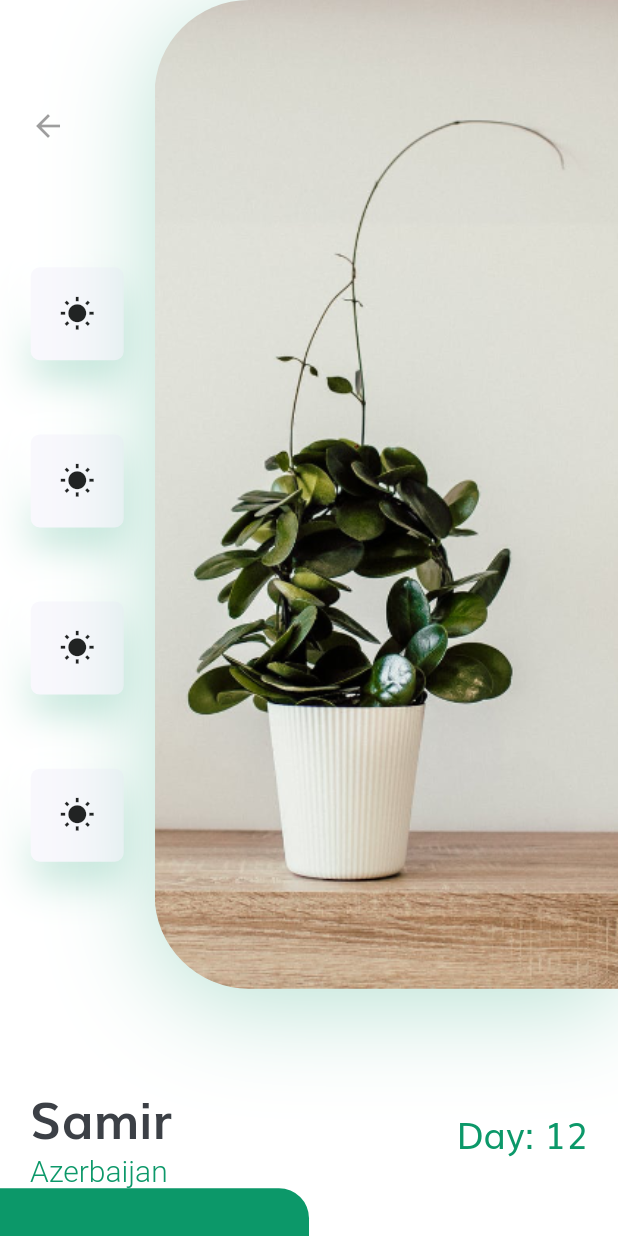
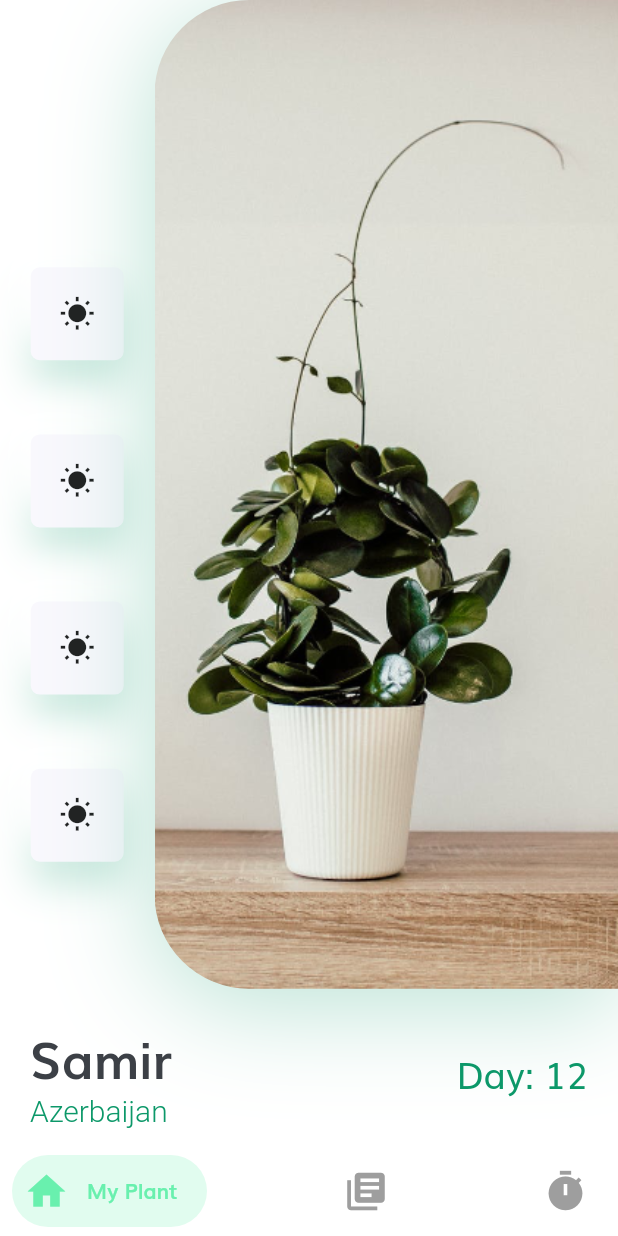
Before and after one commit to samiraliyev573/flower-cart, a Flutter app: the PlantScreen screen opened directly, on a phone screen of 412 x 824 dp. Run offline on Flutter 3.47's test engine with Material 2 defaults, Android fonts, the phone set to English and light mode, and no system bars; drawn by our look-alikes of bottom_navy_bar.

Commit message:
Bottom Navigation Bar

```diff
--- a/flowercart/lib/Screens/components/image_and_icons.dart
+++ b/flowercart/lib/Screens/components/image_and_icons.dart
@@ -11,7 +11,7 @@ class ImageAndIcons extends StatelessWidget {
   Widget build(BuildContext context) {
     Size size = MediaQuery.of(context).size;
     return Padding(
-      padding: const EdgeInsets.only(bottom: kDefaultPadding * 3),
+      padding: const EdgeInsets.only(bottom: kDefaultPadding),
       child: SizedBox(
         height: size.height * 0.8,
         child: Row(
@@ -22,14 +22,6 @@ class ImageAndIcons extends StatelessWidget {
                     const EdgeInsets.symmetric(vertical: kDefaultPadding * 3),
                 child: Column(
                   children: [
-                    Align(
-                      alignment: Alignment.topLeft,
-                      child: IconButton(
-                        padding:
-                            EdgeInsets.symmetric(horizontal: kDefaultPadding),
-                        icon: Icon(Icons.arrow_back),
-                      ),
-                    ),
                     Spacer(),
                     IconCard(),
                     IconCard(),
--- a/flowercart/lib/Screens/plant_body.dart
+++ b/flowercart/lib/Screens/plant_body.dart
@@ -17,38 +17,6 @@ class PlantBody extends StatelessWidget {
             country: "Azerbaijan",
             day: 12,
           ),
-          Row(
-            children: [
-              SizedBox(
-                width: size.width / 2,
-                height: 84,
-                child: FlatButton(
-                  shape: RoundedRectangleBorder(
-                    borderRadius: BorderRadius.only(
-                      topRight: Radius.circular(20),
-                    ),
-                  ),
-                  color: kPrimaryColor,
-                  onPressed: () {},
-                  child: Text(
-                    "My Plant",
-                    style: TextStyle(color: Colors.white, fontSize: 16),
-                  ),
-                ),
-              ),
-              Expanded(
-                child: FlatButton(
-                  onPressed: () {},
-                  child: Text(
-                    "Description",
-                  ),
-                ),
-              )
-            ],
-          ),
-          SizedBox(
-            height: kDefaultPadding * 2,
-          )
         ],
       ),
     );
--- a/flowercart/lib/Screens/plant_screen.dart
+++ b/flowercart/lib/Screens/plant_screen.dart
@@ -1,11 +1,55 @@
 import 'package:flutter/material.dart';
 import 'plant_body.dart';
+import 'package:bottom_navy_bar/bottom_navy_bar.dart';
+import 'tutorial_screen.dart';
+import 'progress_screen.dart';
 
-class PlantScreen extends StatelessWidget {
+class PlantScreen extends StatefulWidget {
+  @override
+  _PlantScreenState createState() => _PlantScreenState();
+}
+
+class _PlantScreenState extends State<PlantScreen> {
+  int currentIndex = 0;
+  List pages = [
+    PlantBody(),
+    TutorialBody(),
+    ProgressBody(),
+  ];
   @override
   Widget build(BuildContext context) {
     return Scaffold(
-      body: PlantBody(),
+      body: pages[currentIndex],
+      bottomNavigationBar: BottomNavyBar(
+        selectedIndex: currentIndex,
+        curve: Curves.easeIn,
+        iconSize: 30,
+        containerHeight: 60,
+        showElevation: false,
+        onItemSelected: (index) {
+          setState(() {
+            currentIndex = index;
+          });
+        },
+        items: [
+          BottomNavyBarItem(
+              icon: Icon(Icons.home),
+              title: Text("My Plant"),
+              textAlign: TextAlign.center,
+              activeColor: Colors.greenAccent,
+              inactiveColor: Colors.grey),
+          BottomNavyBarItem(
+              icon: Icon(Icons.library_books),
+              title: Text("Tutorials"),
+              activeColor: Colors.greenAccent,
+              inactiveColor: Colors.grey),
+          BottomNavyBarItem(
+              icon: Icon(Icons.timer),
+              title: Text("My Progress"),
+              activeColor: Colors.greenAccent,
+              inactiveColor: Colors.grey),
+        ],
+      ),
     );
   }
 }
--- a/flowercart/pubspec.yaml
+++ b/flowercart/pubspec.yaml
@@ -28,6 +28,7 @@ dependencies:
   # The following adds the Cupertino Icons font to your application.
   # Use with the CupertinoIcons class for iOS style icons.
   cupertino_icons: ^1.0.0
+  bottom_navy_bar: ^5.6.0
 
 
 dev_dependencies:
```
Also changed, not shown: flowercart/lib/Screens/components/tutorial_card.dart (added, +78 -0 lines), flowercart/lib/Screens/progress_screen.dart (added, +12 -0 lines), flowercart/lib/Screens/tutorial_screen.dart (added, +36 -0 lines), flowercart/lib/size_config.dart (added, +20 -0 lines), flowercart/pubspec.lock.
